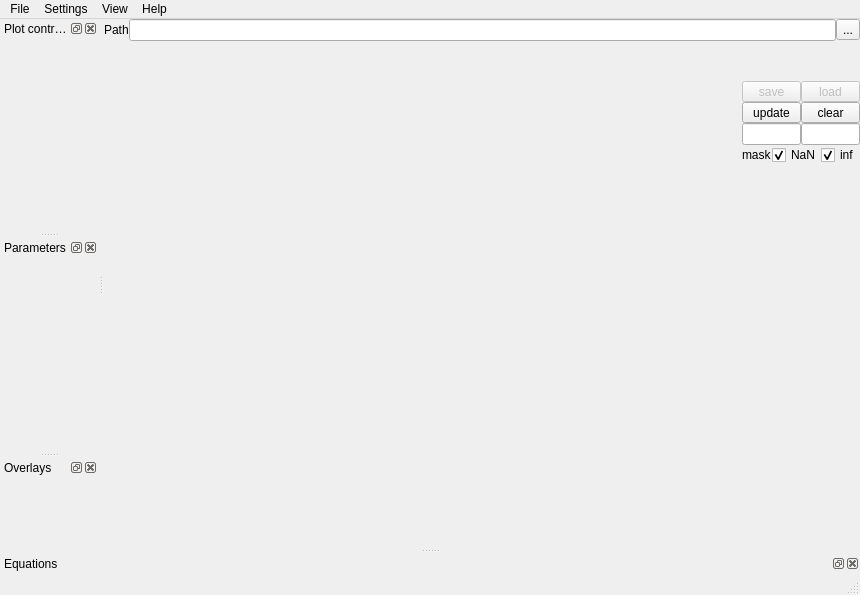
First picture: the form in ndxplorer/plot_main.ui, repository Fluorescence-Tools/ndxplorer, before the edit.
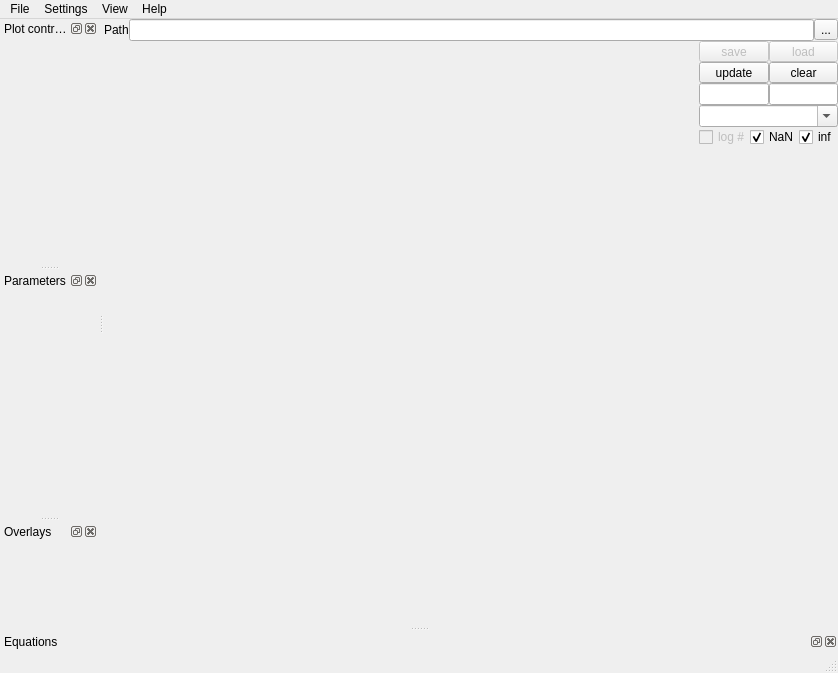
Second picture: the form after the edit. Icons and pictures are not drawn.

Commit message: Optimize layout

The edit to the form file:
```diff
--- a/ndxplorer/plot_main.ui
+++ b/ndxplorer/plot_main.ui
@@ -6,8 +6,8 @@
    <rect>
     <x>0</x>
     <y>0</y>
-    <width>860</width>
-    <height>595</height>
+    <width>838</width>
+    <height>673</height>
    </rect>
   </property>
   <property name="windowTitle">
@@ -157,28 +157,15 @@
             <property name="spacing">
              <number>0</number>
             </property>
-            <item>
-             <spacer name="verticalSpacer">
-              <property name="orientation">
-               <enum>Qt::Vertical</enum>
-              </property>
-              <property name="sizeHint" stdset="0">
-               <size>
-                <width>20</width>
-                <height>40</height>
-               </size>
-              </property>
-             </spacer>
-            </item>
             <item>
              <layout class="QGridLayout" name="gridLayout_2">
               <property name="spacing">
                <number>0</number>
               </property>
-              <item row="1" column="0">
-               <widget class="QToolButton" name="toolButtonUpdatePlot">
+              <item row="2" column="1">
+               <widget class="QToolButton" name="toolButton_2">
                 <property name="enabled">
-                 <bool>true</bool>
+                 <bool>false</bool>
                 </property>
                 <property name="sizePolicy">
                  <sizepolicy hsizetype="MinimumExpanding" vsizetype="Fixed">
@@ -190,11 +177,11 @@
                  <string>Update plot</string>
                 </property>
                 <property name="text">
-                 <string>update</string>
+                 <string>load</string>
                 </property>
                </widget>
               </item>
-              <item row="1" column="1">
+              <item row="3" column="1">
                <widget class="QToolButton" name="toolButtonClearPlot">
                 <property name="enabled">
                  <bool>true</bool>
@@ -213,7 +200,7 @@
                 </property>
                </widget>
               </item>
-              <item row="0" column="0">
+              <item row="2" column="0">
                <widget class="QToolButton" name="toolButton_3">
                 <property name="enabled">
                  <bool>false</bool>
@@ -229,10 +216,10 @@
                 </property>
                </widget>
               </item>
-              <item row="0" column="1">
-               <widget class="QToolButton" name="toolButton_2">
+              <item row="3" column="0">
+               <widget class="QToolButton" name="toolButtonUpdatePlot">
                 <property name="enabled">
-                 <bool>false</bool>
+                 <bool>true</bool>
                 </property>
                 <property name="sizePolicy">
                  <sizepolicy hsizetype="MinimumExpanding" vsizetype="Fixed">
@@ -241,11 +228,11 @@
                  </sizepolicy>
                 </property>
                 <property name="text">
-                 <string>load</string>
+                 <string>update</string>
                 </property>
                </widget>
               </item>
-              <item row="2" column="0">
+              <item row="4" column="0">
                <widget class="QLineEdit" name="lineEditCountCurrent">
                 <property name="sizePolicy">
                  <sizepolicy hsizetype="Ignored" vsizetype="Fixed">
@@ -255,7 +242,7 @@
                 </property>
                </widget>
               </item>
-              <item row="2" column="1">
+              <item row="4" column="1">
                <widget class="QLineEdit" name="lineEditCountTotal">
                 <property name="sizePolicy">
                  <sizepolicy hsizetype="Ignored" vsizetype="Fixed">
@@ -283,6 +270,19 @@
                 </property>
                </widget>
               </item>
+              <item row="5" column="0" colspan="2">
+               <widget class="QComboBox" name="comboBoxCmap">
+                <property name="sizePolicy">
+                 <sizepolicy hsizetype="Ignored" vsizetype="Fixed">
+                  <horstretch>0</horstretch>
+                  <verstretch>0</verstretch>
+                 </sizepolicy>
+                </property>
+                <property name="editable">
+                 <bool>true</bool>
+                </property>
+               </widget>
+              </item>
              </layout>
             </item>
             <item>
@@ -291,14 +291,29 @@
                <number>0</number>
               </property>
               <item>
-               <widget class="QLabel" name="label">
+               <widget class="QCheckBox" name="checkBoxLogCounts">
+                <property name="enabled">
+                 <bool>false</bool>
+                </property>
+                <property name="sizePolicy">
+                 <sizepolicy hsizetype="Preferred" vsizetype="Fixed">
+                  <horstretch>0</horstretch>
+                  <verstretch>0</verstretch>
+                 </sizepolicy>
+                </property>
                 <property name="text">
-                 <string>mask</string>
+                 <string>log #</string>
                 </property>
                </widget>
               </item>
               <item>
                <widget class="QCheckBox" name="checkBoxMaskNaN">
+                <property name="sizePolicy">
+                 <sizepolicy hsizetype="Preferred" vsizetype="Fixed">
+                  <horstretch>0</horstretch>
+                  <verstretch>0</verstretch>
+                 </sizepolicy>
+                </property>
                 <property name="text">
                  <string>NaN</string>
                 </property>
@@ -309,6 +324,12 @@
               </item>
               <item>
                <widget class="QCheckBox" name="checkBoxMaskInf">
+                <property name="sizePolicy">
+                 <sizepolicy hsizetype="Preferred" vsizetype="Fixed">
+                  <horstretch>0</horstretch>
+                  <verstretch>0</verstretch>
+                 </sizepolicy>
+                </property>
                 <property name="text">
                  <string>inf</string>
                 </property>
@@ -423,8 +444,8 @@
     <rect>
      <x>0</x>
      <y>0</y>
-     <width>860</width>
-     <height>21</height>
+     <width>838</width>
+     <height>24</height>
     </rect>
    </property>
    <widget class="QMenu" name="menuFile">
```
Left out of the diff: 42 changed lines with no effect on the pictures. The commit also changes 1 other file.
